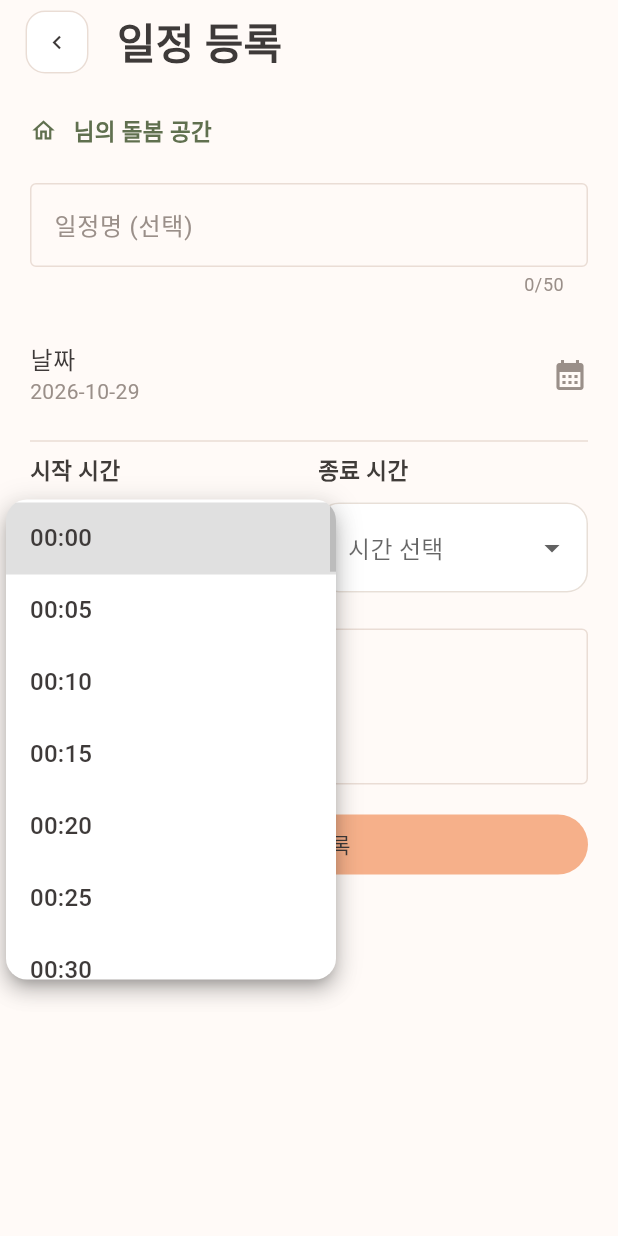
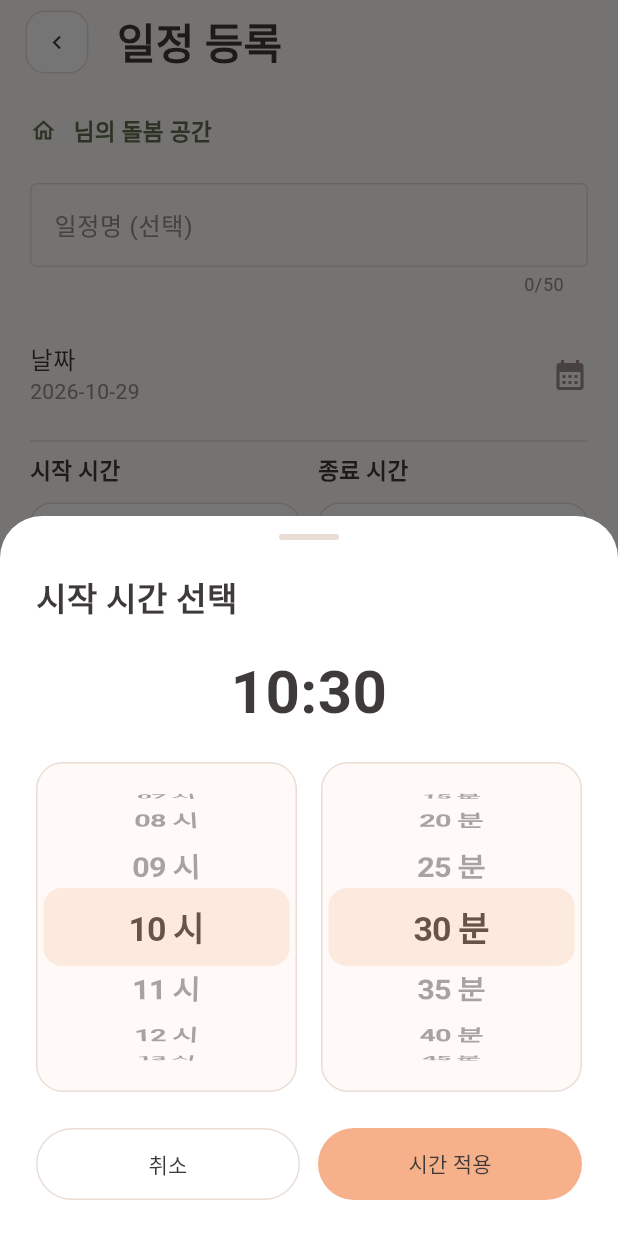
Before and after one commit to jgw00518-max/OnDolbom, a Flutter app: the ScheduleCreate screen opened directly with empty values, after a tap on "시간 선택", on a phone screen of 412 x 824 dp. Run offline on Flutter 3.47's test engine with Material 3 defaults, Android fonts, the phone set to English and light mode, and no system bars; our stand-ins replace file_picker, firebase_auth, firebase_core, firebase_messaging, flutter_local_notifications, flutter_riverpod and 3 more; missing offline and left inert: flutter_web_auth_2, kakao_flutter_sdk_user; accounts and stored records are empty; Roboto replaces fonts that are missing (Pretendard).

Commit message:
개선: 일정 시간 선택과 확인창 디자인 및 개인별 초대함 정리

```diff
--- a/lib/model/invites/family_invite.dart
+++ b/lib/model/invites/family_invite.dart
@@ -10,6 +10,7 @@ class FamilyInvite {
     this.inviterName,
     this.expiresAt,
     this.canResend = false,
+    this.canCancel = false,
   });
 
   final String inviteId;
@@ -22,6 +23,7 @@ class FamilyInvite {
   final DateTime? expiresAt;
   // 재요청 권한은 기기 판단 대신 서버가 원래 발신자·현재 역할로 결정한다.
   final bool canResend;
+  final bool canCancel;
 
   // 받은 초대 API 응답을 객체로 변환한다.
   factory FamilyInvite.fromJson(Map<String, dynamic> json) {
@@ -35,6 +37,7 @@ class FamilyInvite {
       inviterName: json['inviter_name'] as String?,
       expiresAt: DateTime.tryParse(json['expires_at']?.toString() ?? ''),
       canResend: json['can_resend'] == true || json['can_resend'] == 1,
+      canCancel: json['can_cancel'] == true || json['can_cancel'] == 1,
     );
   }
 }
--- a/lib/view/invites/received_invites.dart
+++ b/lib/view/invites/received_invites.dart
@@ -445,7 +445,7 @@ class _ReceivedInvitesState extends ConsumerState<ReceivedInvites> {
               style: TextStyle(color: _muted, fontSize: 12, height: 1.7),
             ),
           ],
-          if (status == '대기') ...[
+          if (status == '대기' && (!showSent || invite.canCancel)) ...[
             if (!showSent) ...[
               const SizedBox(height: 16),
               const Text(
--- a/lib/view/memos/memo_form_view.dart
+++ b/lib/view/memos/memo_form_view.dart
@@ -1,3 +1,4 @@
+import 'package:ondolbom/view/widgets/discard_changes_dialog.dart';
 import 'dart:typed_data';
 
 import 'package:flutter/material.dart';
@@ -56,21 +57,11 @@ class _MemoFormViewState extends ConsumerState<MemoFormView> {
     if (_saved || !_dirty) return true;
     return await showDialog<bool>(
           context: context,
-          builder: (context) => AlertDialog(
-            title: Text(_editing ? '수정을 취소할까요?' : '작성을 취소할까요?'),
-            content: Text(
-              _editing ? '변경한 내용은 저장되지 않아요.' : '작성 중인 메모는 저장되지 않아요.',
-            ),
-            actions: [
-              TextButton(
-                onPressed: () => Navigator.pop(context, false),
-                child: Text(_editing ? '계속 수정' : '계속 작성'),
-              ),
-              FilledButton(
-                onPressed: () => Navigator.pop(context, true),
-                child: Text(_editing ? '수정 취소' : '작성 취소'),
-              ),
-            ],
+          builder: (context) => DiscardChangesDialog(
+            title: _editing ? '수정을 취소할까요?' : '작성을 취소할까요?',
+            message: _editing ? '변경한 내용은 저장되지 않아요.' : '작성 중인 메모는 저장되지 않아요.',
+            continueLabel: _editing ? '계속 수정' : '계속 작성',
+            discardLabel: _editing ? '수정 취소' : '작성 취소',
           ),
         ) ??
         false;
--- a/lib/view/schedules/schedule_create.dart
+++ b/lib/view/schedules/schedule_create.dart
@@ -1,3 +1,5 @@
+import 'package:ondolbom/theme/app_colors.dart';
+import 'package:ondolbom/view/schedules/schedule_time_wheel.dart';
 import 'package:ondolbom/view/widgets/family_room_label.dart';
 import 'package:ondolbom/view/widgets/app_back_button.dart';
 import 'package:flutter/material.dart';
@@ -126,9 +128,9 @@ class _ScheduleCreateState extends ConsumerState<ScheduleCreate> {
             Row(
               crossAxisAlignment: CrossAxisAlignment.start,
               children: [
-                Expanded(child: timeDropdowns(true)),
+                Expanded(child: timeSelectionField(true)),
                 const SizedBox(width: 12),
-                Expanded(child: timeDropdowns(false)),
+                Expanded(child: timeSelectionField(false)),
               ],
             ),
             const SizedBox(height: 24),
@@ -190,21 +192,9 @@ class _ScheduleCreateState extends ConsumerState<ScheduleCreate> {
     });
   }
 
-  // 00:00부터 23:55까지 5분 간격으로 선택한다.
-  Widget timeDropdowns(bool isStart) {
-    final selectedTime = isStart ? startTime : endTime;
-    final selectedMinutes = selectedTime == null
-        ? null
-        : selectedTime.hour * 60 + selectedTime.minute;
-
-    final minutesList = List.generate(288, (index) => index * 5);
-
-    // 기존 일정이 5분 단위가 아니어도 현재 값은 그대로 표시한다.
-    if (selectedMinutes != null && !minutesList.contains(selectedMinutes)) {
-      minutesList.add(selectedMinutes);
-      minutesList.sort();
-    }
-
+  // 시작·종료는 독립 휠로 고르고 적용 버튼을 눌렀을 때만 저장한다.
+  Widget timeSelectionField(bool isStart) {
+    final selected = isStart ? startTime : endTime;
     return Column(
       crossAxisAlignment: CrossAxisAlignment.start,
       children: [
@@ -213,63 +203,94 @@ class _ScheduleCreateState extends ConsumerState<ScheduleCreate> {
           style: const TextStyle(
             fontSize: 15,
             fontWeight: FontWeight.w600,
-            color: Color(0xFF403C39),
+            color: AppColors.textPrimary,
           ),
         ),
         const SizedBox(height: 10),
-        DropdownButtonFormField<int>(
+        FormField<TimeOfDay>(
+          key: ValueKey(
+            '${isStart ? 'start' : 'end'}-${selected?.hour}-${selected?.minute}',
+          ),
+          initialValue: selected,
+          validator: (value) => value == null ? '시간을 선택해 주세요.' : null,
+          builder: (field) => InkWell(
             key: ValueKey(isStart ? 'start-time' : 'end-time'),
-          initialValue: selectedMinutes,
-          isExpanded: true,
-          menuMaxHeight: 320,
-          dropdownColor: Colors.white,
             borderRadius: BorderRadius.circular(14),
-          hint: const Text('시간 선택'),
+            onTap: isSaving
+                ? null
+                : () async {
+                    final now = TimeOfDay.now();
+                    final initial =
+                        selected ??
+                        (isStart ? null : startTime) ??
+                        TimeOfDay(hour: now.hour, minute: now.minute ~/ 5 * 5);
+                    final picked = await showModalBottomSheet<TimeOfDay>(
+                      context: context,
+                      isScrollControlled: true,
+                      useSafeArea: true,
+                      backgroundColor: AppColors.surface,
+                      shape: const RoundedRectangleBorder(
+                        borderRadius: BorderRadius.vertical(
+                          top: Radius.circular(28),
+                        ),
+                      ),
+                      builder: (_) => ScheduleTimeWheel(
+                        isStart: isStart,
+                        initialTime: initial,
+                        startTime: startTime,
+                      ),
+                    );
+                    if (!mounted || picked == null) return;
+                    setState(() {
+                      if (isStart) {
+                        startTime = picked;
+                      } else {
+                        endTime = picked;
+                      }
+                      errorMessage = null;
+                    });
+                  },
+            child: InputDecorator(
               decoration: InputDecoration(
+                enabled: !isSaving,
                 filled: true,
-            fillColor: Colors.white,
+                fillColor: AppColors.surface,
+                errorText: field.errorText,
                 contentPadding: const EdgeInsets.symmetric(
                   horizontal: 16,
                   vertical: 18,
                 ),
-            border: OutlineInputBorder(borderRadius: BorderRadius.circular(14)),
+                border: OutlineInputBorder(
+                  borderRadius: BorderRadius.circular(14),
+                ),
                 enabledBorder: OutlineInputBorder(
                   borderRadius: BorderRadius.circular(14),
-              borderSide: const BorderSide(color: Color(0xFFE8DFD7)),
+                  borderSide: const BorderSide(color: AppColors.border),
                 ),
               ),
-          items: minutesList.map((minutes) {
-            final hour = (minutes ~/ 60).toString().padLeft(2, '0');
-            final minute = (minutes % 60).toString().padLeft(2, '0');
-
-            return DropdownMenuItem<int>(
-              value: minutes,
-              child: Text('$hour:$minute'),
-            );
-          }).toList(),
-          validator: (value) => value == null ? '시간을 선택해 주세요.' : null,
-          onChanged: isSaving
-              ? null
-              : (value) {
-                  if (value == null) {
-                    return;
-                  }
-
-                  setState(() {
-                    final time = TimeOfDay(
-                      hour: value ~/ 60,
-                      minute: value % 60,
-                    );
-
-                    if (isStart) {
-                      startTime = time;
-                    } else {
-                      endTime = time;
-                    }
-
-                    errorMessage = null;
-                  });
-                },
+              child: Row(
+                children: [
+                  Expanded(
+                    child: Text(
+                      selected == null
+                          ? '시간 선택'
+                          : '${selected.hour.toString().padLeft(2, '0')}:${selected.minute.toString().padLeft(2, '0')}',
+                      style: TextStyle(
+                        color: selected == null
+                            ? AppColors.textSecondary
+                            : AppColors.textPrimary,
+                      ),
+                    ),
+                  ),
+                  const Icon(
+                    Icons.schedule_rounded,
+                    size: 20,
+                    color: AppColors.sageDark,
+                  ),
+                ],
+              ),
+            ),
+          ),
         ),
       ],
     );
--- /dev/null
+++ b/lib/view/schedules/schedule_time_wheel.dart
@@ -0,0 +1,242 @@
+import 'package:flutter/cupertino.dart';
+import 'package:flutter/material.dart';
+import 'package:ondolbom/theme/app_colors.dart';
+
+// 적용 전의 휠 선택은 등록 화면에 반영하지 않는다.
+class ScheduleTimeWheel extends StatefulWidget {
+  const ScheduleTimeWheel({
+    super.key,
+    required this.isStart,
+    required this.initialTime,
+    this.startTime,
+  });
+  final bool isStart;
+  final TimeOfDay initialTime;
+  final TimeOfDay? startTime;
+
+  @override
+  State<ScheduleTimeWheel> createState() => _ScheduleTimeWheelState();
+}
+
+class _ScheduleTimeWheelState extends State<ScheduleTimeWheel> {
+  late int hour;
+  late int minute;
+  late final List<int> minutes;
+  late final FixedExtentScrollController hourController;
+  late final FixedExtentScrollController minuteController;
+
+  @override
+  void initState() {
+    super.initState();
+    hour = widget.initialTime.hour;
+    minute = widget.initialTime.minute;
+    minutes = List.generate(12, (index) => index * 5);
+    // 과거 일정이 5분 단위가 아니어도 기존 값을 임의로 바꾸지 않는다.
+    if (!minutes.contains(minute)) {
+      minutes.add(minute);
+      minutes.sort();
+    }
+    hourController = FixedExtentScrollController(initialItem: hour);
+    minuteController = FixedExtentScrollController(
+      initialItem: minutes.indexOf(minute),
+    );
+  }
+
+  @override
+  void dispose() {
+    hourController.dispose();
+    minuteController.dispose();
+    super.dispose();
+  }
+
+  int? presetEnd(int duration) {
+    final start = widget.startTime;
+    if (start == null) return null;
+    final end = start.hour * 60 + start.minute + duration;
+    // 현재 일정은 같은 날짜 안에서 등록하므로 자정을 넘겨 순환시키지 않는다.
+    return end < 24 * 60 ? end : null;
+  }
+
+  void selectPreset(int duration) {
+    final end = presetEnd(duration);
+    if (end == null) return;
+    final selectedMinute = end % 60;
+    if (!minutes.contains(selectedMinute)) {
+      minutes.add(selectedMinute);
+      minutes.sort();
+    }
+    setState(() {
+      hour = end ~/ 60;
+      minute = selectedMinute;
+    });
+    hourController.jumpToItem(hour);
+    minuteController.jumpToItem(minutes.indexOf(minute));
+  }
+
+  Widget wheel({required bool hours}) {
+    final values = hours ? List.generate(24, (index) => index) : minutes;
+    return Expanded(
+      child: Container(
+        decoration: BoxDecoration(
+          color: AppColors.background,
+          borderRadius: BorderRadius.circular(18),
+          border: Border.all(color: AppColors.border),
+        ),
+        child: CupertinoPicker(
+          key: ValueKey(hours ? 'hour-wheel' : 'minute-wheel'),
+          scrollController: hours ? hourController : minuteController,
+          itemExtent: MediaQuery.textScalerOf(context).scale(21) + 27,
+          useMagnifier: true,
+          magnification: 1.08,
+          selectionOverlay: Container(
+            margin: const EdgeInsets.symmetric(horizontal: 4),
+            decoration: BoxDecoration(
+              color: AppColors.primary.withValues(alpha: 0.22),
+              borderRadius: BorderRadius.circular(12),
+            ),
+          ),
+          onSelectedItemChanged: (index) => setState(() {
+            if (hours) {
+              hour = values[index];
+            } else {
+              minute = values[index];
+            }
+          }),
+          children: [
+            for (final value in values)
+              Center(
+                child: Text(
+                  '${value.toString().padLeft(2, '0')} ${hours ? '시' : '분'}',
+                  style: const TextStyle(
+                    fontFamily: 'Pretendard',
+                    fontSize: 21,
+                    fontWeight: FontWeight.w600,
+                    color: AppColors.textPrimary,
+                  ),
+                ),
+              ),
+          ],
+        ),
+      ),
+    );
+  }
+
+  @override
+  Widget build(BuildContext context) {
+    final timeText =
+        '${hour.toString().padLeft(2, '0')}:${minute.toString().padLeft(2, '0')}';
+    return SafeArea(
+      top: false,
+      child: SingleChildScrollView(
+        padding: const EdgeInsets.fromLTRB(24, 12, 24, 24),
+        child: Column(
+          mainAxisSize: MainAxisSize.min,
+          crossAxisAlignment: CrossAxisAlignment.stretch,
+          children: [
+            Center(
+              child: Container(
+                width: 40,
+                height: 4,
+                decoration: BoxDecoration(
+                  color: AppColors.border,
+                  borderRadius: BorderRadius.circular(8),
+                ),
+              ),
+            ),
+            const SizedBox(height: 22),
+            Text(
+              widget.isStart ? '시작 시간 선택' : '종료 시간 선택',
+              style: const TextStyle(fontSize: 22, fontWeight: FontWeight.w800),
+            ),
+            const SizedBox(height: 18),
+            Text(
+              timeText,
+              key: const ValueKey('selected-time'),
+              textAlign: TextAlign.center,
+              style: const TextStyle(
+                fontSize: 40,
+                fontWeight: FontWeight.bold,
+                color: AppColors.textPrimary,
+              ),
+            ),
+            const SizedBox(height: 18),
+            SizedBox(
+              height: 220,
+              child: Row(
+                children: [
+                  wheel(hours: true),
+                  const SizedBox(width: 16),
+                  wheel(hours: false),
+                ],
+              ),
+            ),
+            if (!widget.isStart && widget.startTime != null) ...[
+              const SizedBox(height: 22),
+              const Text(
+                '시작 시간 기준 빠른 설정',
+                style: TextStyle(fontWeight: FontWeight.w600),
+              ),
+              const SizedBox(height: 10),
+              Wrap(
+                spacing: 8,
+                runSpacing: 8,
+                children: [
+                  for (final duration in [120, 240, 480])
+                    ChoiceChip(
+                      label: Text('+${duration ~/ 60}시간'),
+                      selected: presetEnd(duration) == hour * 60 + minute,
+                      onSelected: presetEnd(duration) == null
+                          ? null
+                          : (_) => selectPreset(duration),
+                      selectedColor: AppColors.primary,
+                      backgroundColor: AppColors.surface,
+                      showCheckmark: false,
+                      labelStyle: const TextStyle(
+                        color: AppColors.textPrimary,
+                        fontWeight: FontWeight.w600,
+                      ),
+                      side: const BorderSide(color: AppColors.border),
+                      padding: const EdgeInsets.symmetric(
+                        horizontal: 10,
+                        vertical: 10,
+                      ),
+                      shape: RoundedRectangleBorder(
+                        borderRadius: BorderRadius.circular(14),
+                      ),
+                    ),
+                ],
+              ),
+            ],
+            const SizedBox(height: 24),
+            Row(
+              children: [
+                Expanded(
+                  child: OutlinedButton(
+                    onPressed: () => Navigator.pop(context),
+                    style: OutlinedButton.styleFrom(
+                      minimumSize: const Size(0, 48),
+                    ),
+                    child: const Text('취소'),
+                  ),
+                ),
+                const SizedBox(width: 12),
+                Expanded(
+                  child: FilledButton(
+                    onPressed: () => Navigator.pop(
+                      context,
+                      TimeOfDay(hour: hour, minute: minute),
+                    ),
+                    style: FilledButton.styleFrom(
+                      minimumSize: const Size(0, 48),
+                    ),
+                    child: const Text('시간 적용'),
+                  ),
+                ),
+              ],
+            ),
+          ],
+        ),
+      ),
+    );
+  }
+}
--- a/lib/vm/invites/invite_vm.dart
+++ b/lib/vm/invites/invite_vm.dart
@@ -34,7 +34,7 @@ final receivedInvitesProvider = FutureProvider.autoDispose<List<FamilyInvite>>((
   return ref.read(inviteVmProvider).fetchReceivedInvites();
 }, retry: (retryCount, error) => null);
 
-// 로그인한 사용자가 주보호자로 관리하는 공간의 보낸 초대를 조회한다.
+// 로그인한 사용자가 본인 이름으로 보낸 초대만 조회한다.
 final sentInvitesProvider = FutureProvider.autoDispose<List<FamilyInvite>>((
   ref,
 ) async {
```
Also changed, not shown: lib/view/family_room/membership_exit_dialog.dart (+81 -16 lines), lib/view/medications/medication_form_view.dart (+4 -13 lines), lib/view/widgets/discard_changes_dialog.dart (added, +108 -0 lines), 6 other files. Lines whose indentation alone changed are shown as unchanged.
